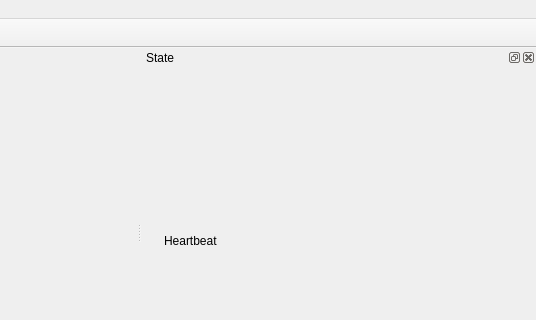
Old version of the form direcs-avrsim/src/mainWindow.ui in the repository markusk/direcs; both pictures show x 558 to 1094 and y 0 to 320 of the 1094 by 437 pixel window.
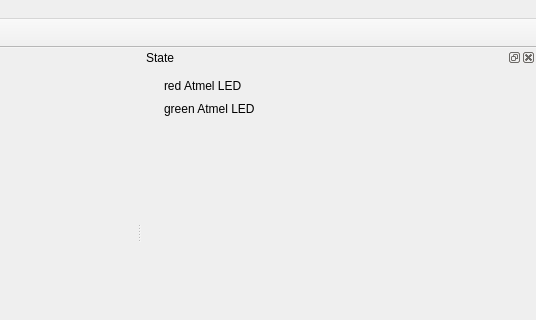
New version of the form. Icons and pictures are not drawn.

What changed in the file:
```diff
--- a/direcs-avrsim/src/mainWindow.ui
+++ b/direcs-avrsim/src/mainWindow.ui
@@ -109,7 +109,7 @@
    <property name="minimumSize">
     <size>
      <width>394</width>
-     <height>55</height>
+     <height>328</height>
     </size>
    </property>
    <property name="windowTitle">
@@ -121,15 +121,17 @@
    <widget class="QWidget" name="dockWidgetContents_2">
     <layout class="QGridLayout" name="gridLayout_2">
      <item row="0" column="0">
-      <layout class="QHBoxLayout" name="horizontalLayout_16">
+      <layout class="QVBoxLayout" name="verticalLayout_2">
        <item>
-        <widget class="QLabel" name="lblLEDHeartbeat">
+        <layout class="QGridLayout" name="gridLayout">
+         <item row="0" column="0">
+          <widget class="QLabel" name="lblLEDRed">
          <property name="pixmap">
           <pixmap resource="../direcsAvrsim.qrc">:/images/images/led_gray.gif</pixmap>
          </property>
         </widget>
        </item>
-       <item>
+         <item row="0" column="1">
         <widget class="QLabel" name="label">
          <property name="minimumSize">
           <size>
@@ -138,12 +140,32 @@
           </size>
          </property>
          <property name="text">
-          <string>Heartbeat</string>
+            <string>red Atmel LED</string>
          </property>
         </widget>
        </item>
-       <item>
-        <spacer name="horizontalSpacer_4">
+         <item row="1" column="0">
+          <widget class="QLabel" name="lblLEDGreen">
+           <property name="pixmap">
+            <pixmap resource="../direcsAvrsim.qrc">:/images/images/led_gray.gif</pixmap>
+           </property>
+          </widget>
+         </item>
+         <item row="1" column="1">
+          <widget class="QLabel" name="label_3">
+           <property name="minimumSize">
+            <size>
+             <width>300</width>
+             <height>0</height>
+            </size>
+           </property>
+           <property name="text">
+            <string>green Atmel LED</string>
+           </property>
+          </widget>
+         </item>
+         <item row="0" column="2">
+          <spacer name="horizontalSpacer">
          <property name="orientation">
           <enum>Qt::Horizontal</enum>
          </property>
@@ -157,6 +179,31 @@
        </item>
       </layout>
      </item>
+       <item>
+        <spacer name="verticalSpacer">
+         <property name="orientation">
+          <enum>Qt::Vertical</enum>
+         </property>
+         <property name="sizeHint" stdset="0">
+          <size>
+           <width>20</width>
+           <height>40</height>
+          </size>
+         </property>
+        </spacer>
+       </item>
+       <item>
+        <widget class="QLabel" name="lblFlashlight">
+         <property name="text">
+          <string/>
+         </property>
+         <property name="pixmap">
+          <pixmap resource="../direcsAvrsim.qrc">:/images/images/strobo_off.png</pixmap>
+         </property>
+        </widget>
+       </item>
+      </layout>
+     </item>
     </layout>
    </widget>
   </widget>
```
Left out of the diff: 4 changed lines with no effect on the pictures. Lines whose indentation alone changed are shown as unchanged.
